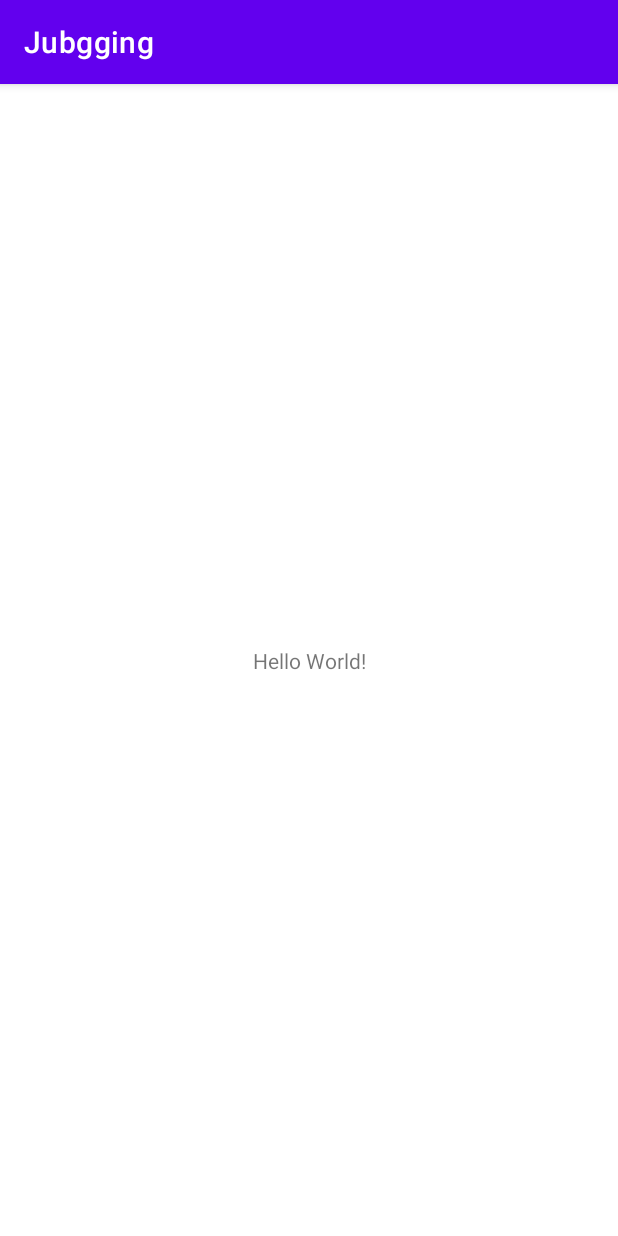
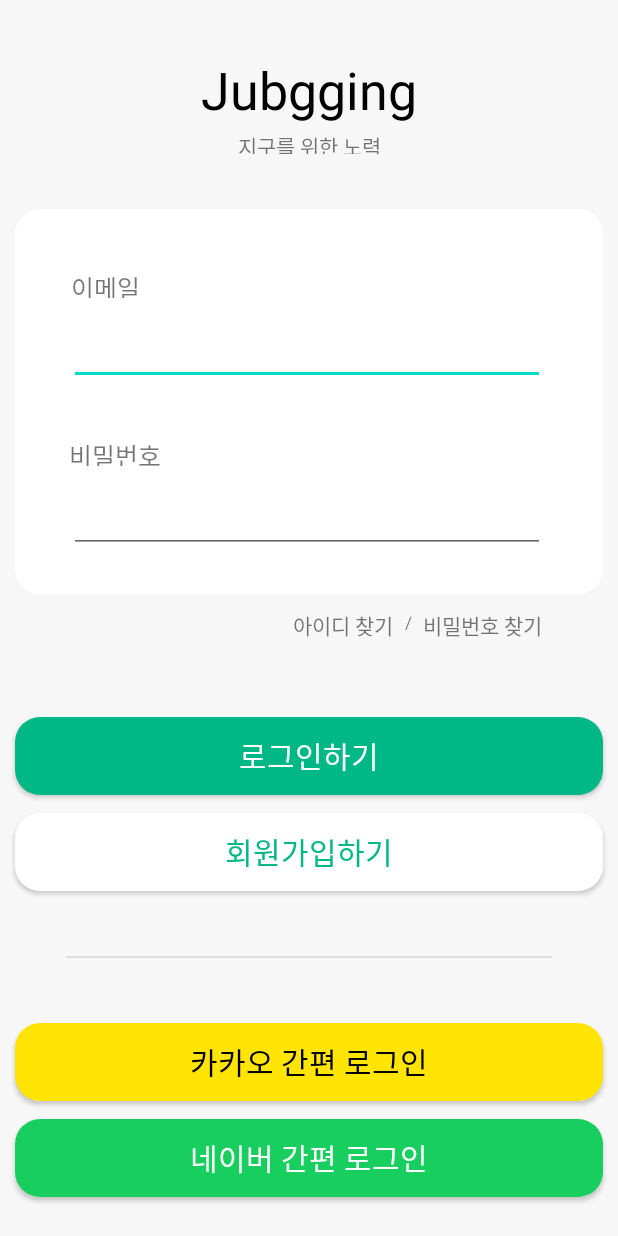
Before and after one commit to To-be-young/Jubgging_AOS, an Android app: the screen it shows after launch (MainActivity before the commit, LoginActivity after it), on a phone screen of 412 x 824 dp. Run offline under Robolectric (Android 15) with nearby library versions, the phone set to English and light mode, and no system bars.

Commit message:
로그인 화면 UI

```diff
--- a/Jubgging/app/src/main/AndroidManifest.xml
+++ b/Jubgging/app/src/main/AndroidManifest.xml
@@ -10,7 +10,7 @@
         android:supportsRtl="true"
         android:theme="@style/Theme.Jubgging">
         <activity
-            android:name=".MainActivity"
+            android:name=".LoginActivity"
             android:exported="true">
             <intent-filter>
                 <action android:name="android.intent.action.MAIN" />
@@ -18,6 +18,10 @@
                 <category android:name="android.intent.category.LAUNCHER" />
             </intent-filter>
         </activity>
+        <activity
+            android:name=".MainActivity"
+            android:exported="true">
+        </activity>
     </application>
 
 </manifest>
--- /dev/null
+++ b/Jubgging/app/src/main/java/com/example/jubgging/LoginActivity.kt
@@ -0,0 +1,11 @@
+package com.example.jubgging
+
+import androidx.appcompat.app.AppCompatActivity
+import android.os.Bundle
+
+class LoginActivity : AppCompatActivity() {
+    override fun onCreate(savedInstanceState: Bundle?) {
+        super.onCreate(savedInstanceState)
+        setContentView(R.layout.activity_login)
+    }
+}
--- /dev/null
+++ b/Jubgging/app/src/main/res/drawable/login_kakao_login_btn.xml
@@ -0,0 +1,9 @@
+<?xml version="1.0" encoding="utf-8"?>
+<shape xmlns:android="http://schemas.android.com/apk/res/android"
+    android:shape="rectangle" >
+    <solid android:color="#ffe404"/>
+    <corners android:bottomRightRadius="16.7dp"
+        android:bottomLeftRadius="16.7dp"
+        android:topLeftRadius="16.7dp"
+        android:topRightRadius="16.7dp"/>
+</shape>
--- /dev/null
+++ b/Jubgging/app/src/main/res/drawable/login_layount_shape.xml
@@ -0,0 +1,9 @@
+<?xml version="1.0" encoding="utf-8"?>
+<shape xmlns:android="http://schemas.android.com/apk/res/android"
+    android:shape="rectangle" >
+    <solid android:color="#ffffff"/>
+    <corners android:bottomRightRadius="16.7dp"
+        android:bottomLeftRadius="16.7dp"
+        android:topLeftRadius="16.7dp"
+        android:topRightRadius="16.7dp"/>
+</shape>
--- /dev/null
+++ b/Jubgging/app/src/main/res/drawable/login_login_btn_shape.xml
@@ -0,0 +1,9 @@
+<?xml version="1.0" encoding="utf-8"?>
+<shape xmlns:android="http://schemas.android.com/apk/res/android"
+    android:shape="rectangle" >
+    <solid android:color="@color/green_blue"/>
+    <corners android:bottomRightRadius="16.7dp"
+        android:bottomLeftRadius="16.7dp"
+        android:topLeftRadius="16.7dp"
+        android:topRightRadius="16.7dp"/>
+</shape>
--- /dev/null
+++ b/Jubgging/app/src/main/res/drawable/login_naver_login_btn.xml
@@ -0,0 +1,10 @@
+<?xml version="1.0" encoding="utf-8"?>
+<shape xmlns:android="http://schemas.android.com/apk/res/android"
+    android:shape="rectangle">
+    <solid android:color="#18ce5f" />
+    <corners
+        android:bottomLeftRadius="16.7dp"
+        android:bottomRightRadius="16.7dp"
+        android:topLeftRadius="16.7dp"
+        android:topRightRadius="16.7dp" />
+</shape>
--- /dev/null
+++ b/Jubgging/app/src/main/res/layout/activity_login.xml
@@ -0,0 +1,196 @@
+<?xml version="1.0" encoding="utf-8"?>
+<androidx.constraintlayout.widget.ConstraintLayout xmlns:android="http://schemas.android.com/apk/res/android"
+    xmlns:app="http://schemas.android.com/apk/res-auto"
+    xmlns:tools="http://schemas.android.com/tools"
+    android:layout_width="match_parent"
+    android:layout_height="match_parent"
+    android:background="@color/light_grey"
+    tools:context=".LoginActivity">
+
+
+    <TextView
+        android:id="@+id/login_title_txt"
+        android:layout_width="wrap_content"
+        android:layout_height="wrap_content"
+        android:layout_marginTop="36.7dp"
+        android:text="@string/login_title"
+        android:textColor="#000000"
+        android:textSize="34.7sp"
+        android:textStyle="normal"
+        app:layout_constraintEnd_toEndOf="parent"
+        app:layout_constraintStart_toStartOf="parent"
+        app:layout_constraintTop_toTopOf="parent" />
+
+    <TextView
+        android:id="@+id/login_sub_title_txt"
+        android:layout_width="110dp"
+        android:layout_height="16.3dp"
+        android:layout_marginTop="3.3dp"
+        android:fontFamily="@font/nanumgothic_regular"
+        android:text="@string/login_subtitle"
+        android:textAlignment="center"
+        android:textSize="14sp"
+        app:layout_constraintEnd_toEndOf="parent"
+        app:layout_constraintStart_toStartOf="parent"
+        app:layout_constraintTop_toBottomOf="@+id/login_title_txt" />
+
+    <androidx.constraintlayout.widget.ConstraintLayout
+        android:id="@+id/login_login_view"
+        android:layout_width="391.7dp"
+        android:layout_height="256.7dp"
+        android:layout_marginTop="36.7dp"
+        app:layout_constraintEnd_toEndOf="parent"
+        app:layout_constraintStart_toStartOf="parent"
+        android:background="@drawable/login_layount_shape"
+        app:layout_constraintTop_toBottomOf="@+id/login_sub_title_txt">
+
+        <TextView
+            android:id="@+id/login_loginEmail_txt"
+            android:layout_width="47dp"
+            android:layout_height="19dp"
+            android:layout_marginLeft="37.1dp"
+            android:layout_marginTop="40dp"
+            android:fontFamily="@font/nanumgothic_regular"
+            android:text="@string/login_email_txt"
+            android:textSize="16.7sp"
+            app:layout_constraintStart_toStartOf="parent"
+            app:layout_constraintTop_toTopOf="parent" />
+
+        <EditText
+            android:id="@+id/login_login_Email_ed"
+            android:layout_width="317dp"
+            android:layout_height="wrap_content"
+            android:layout_marginStart="36dp"
+            android:layout_marginTop="72dp"
+            android:hint=""
+            app:layout_constraintStart_toStartOf="parent"
+            app:layout_constraintTop_toTopOf="parent" />
+
+        <TextView
+            android:id="@+id/login_login_Password_txt"
+            android:layout_width="65dp"
+            android:layout_height="19dp"
+            android:layout_marginStart="36dp"
+            android:layout_marginTop="152dp"
+            android:fontFamily="@font/nanumgothic_regular"
+            android:text="@string/login_password_txt"
+            android:textSize="16.7sp"
+            app:layout_constraintStart_toStartOf="parent"
+            app:layout_constraintTop_toTopOf="parent" />
+
+        <EditText
+            android:id="@+id/login_login_Password_ed"
+            android:layout_width="317dp"
+            android:layout_height="wrap_content"
+            android:layout_marginStart="36dp"
+            android:layout_marginTop="184dp"
+            android:hint=""
+            app:layout_constraintStart_toStartOf="parent"
+            app:layout_constraintTop_toTopOf="parent" />
+
+    </androidx.constraintlayout.widget.ConstraintLayout>
+
+    <TextView
+        android:id="@+id/login_findID_txt"
+        android:layout_width="wrap_content"
+        android:layout_height="wrap_content"
+        android:layout_marginTop="10.3dp"
+        android:layout_marginRight="8.1dp"
+        android:text="@string/login_findID"
+        android:textSize="14sp"
+        app:layout_constraintEnd_toStartOf="@+id/login_slash_txt"
+        app:layout_constraintTop_toBottomOf="@+id/login_login_view" />
+
+    <TextView
+        android:id="@+id/login_slash_txt"
+        android:layout_width="wrap_content"
+        android:layout_height="wrap_content"
+        android:layout_marginTop="11.4dp"
+        android:layout_marginRight="7.3dp"
+        android:text="/"
+        android:textSize="11.3sp"
+        app:layout_constraintEnd_toStartOf="@+id/login_findPW_txt"
+        app:layout_constraintTop_toBottomOf="@+id/login_login_view" />
+
+    <TextView
+        android:id="@+id/login_findPW_txt"
+        android:layout_width="wrap_content"
+        android:layout_height="wrap_content"
+        android:layout_marginTop="10.3dp"
+        android:layout_marginRight="50.6dp"
+        android:text="@string/login_findPW"
+        android:textSize="14sp"
+        app:layout_constraintEnd_toEndOf="parent"
+        app:layout_constraintTop_toBottomOf="@+id/login_login_view" />
+
+    <androidx.appcompat.widget.AppCompatButton
+        android:id="@+id/login_login_btn"
+        android:layout_width="391.7dp"
+        android:layout_height="51.7dp"
+        android:background="@drawable/login_login_btn_shape"
+        android:textSize="19.7sp"
+        android:textColor="@color/white"
+        android:fontFamily="@font/nanumgothic_bold"
+        android:text="@string/login_loginbtn"
+        android:layout_marginTop="82.3dp"
+        app:layout_constraintEnd_toEndOf="parent"
+        app:layout_constraintStart_toStartOf="parent"
+        app:layout_constraintTop_toBottomOf="@+id/login_login_view" />
+
+    <androidx.appcompat.widget.AppCompatButton
+        android:id="@+id/login_register_btn"
+        android:layout_width="391.7dp"
+        android:layout_height="51.7dp"
+        android:background="@drawable/login_layount_shape"
+        android:textSize="19.7sp"
+        android:textColor="@color/green_blue"
+        android:fontFamily="@font/nanumgothic_bold"
+        android:text="@string/login_registerbtn"
+        android:layout_marginTop="12dp"
+        app:layout_constraintEnd_toEndOf="parent"
+        app:layout_constraintStart_toStartOf="parent"
+        app:layout_constraintTop_toBottomOf="@+id/login_login_btn" />
+
+    <View
+        android:id="@+id/login_boundary_view"
+        android:layout_width="match_parent"
+        android:layout_height="1dp"
+        android:background="#1A000000"
+        android:layout_marginTop="43.3dp"
+        android:layout_marginLeft="44.1dp"
+        android:layout_marginRight="44.2dp"
+        app:layout_constraintEnd_toEndOf="parent"
+        app:layout_constraintHorizontal_bias="0.5"
+        app:layout_constraintStart_toStartOf="parent"
+        app:layout_constraintTop_toBottomOf="@+id/login_register_btn"/>
+
+    <androidx.appcompat.widget.AppCompatButton
+        android:id="@+id/login_kakao_login_btn"
+        android:layout_width="391.7dp"
+        android:layout_height="51.7dp"
+        android:background="@drawable/login_kakao_login_btn"
+        android:textSize="19.7sp"
+        android:textColor="#000000"
+        android:fontFamily="@font/nanumgothic_bold"
+        android:text="@string/login_kakao_login"
+        android:layout_marginTop="43.3dp"
+        app:layout_constraintEnd_toEndOf="parent"
+        app:layout_constraintStart_toStartOf="parent"
+        app:layout_constraintTop_toBottomOf="@+id/login_boundary_view" />
+
+    <androidx.appcompat.widget.AppCompatButton
+        android:id="@+id/login_naver_login_btn"
+        android:layout_width="391.7dp"
+        android:layout_height="51.7dp"
+        android:background="@drawable/login_naver_login_btn"
+        android:textSize="19.7sp"
+        android:textColor="#ffffff"
+        android:fontFamily="@font/nanumgothic_bold"
+        android:text="@string/login_naver_login"
+        android:layout_marginTop="12dp"
+        app:layout_constraintEnd_toEndOf="parent"
+        app:layout_constraintStart_toStartOf="parent"
+        app:layout_constraintTop_toBottomOf="@+id/login_kakao_login_btn" />
+
+
+</androidx.constraintlayout.widget.ConstraintLayout>
--- a/Jubgging/app/src/main/res/layout/activity_main.xml
+++ b/Jubgging/app/src/main/res/layout/activity_main.xml
@@ -6,13 +6,37 @@
     android:layout_height="match_parent"
     tools:context=".MainActivity">
 
+    <androidx.constraintlayout.widget.ConstraintLayout
+        android:layout_width="1440px"
+        android:layout_height="2930px"
+        app:layout_constraintEnd_toEndOf="parent"
+        android:background="@color/black"
+        app:layout_constraintTop_toTopOf="parent" >
+
+        <TextView
+            android:layout_width="wrap_content"
+            android:layout_height="wrap_content"
+            android:text="center"
+            android:textAlignment="center"
+            android:textColor="@color/white"
+            android:textSize="25sp"
+            app:layout_constraintBottom_toBottomOf="parent"
+            app:layout_constraintEnd_toEndOf="parent"
+            app:layout_constraintStart_toStartOf="parent"
+            app:layout_constraintTop_toTopOf="parent" />
+    </androidx.constraintlayout.widget.ConstraintLayout>
+
+
     <TextView
         android:layout_width="wrap_content"
         android:layout_height="wrap_content"
-        android:text="Hello World!"
+        android:text="center"
+        android:textColor="@color/white"
+        android:textSize="25sp"
         app:layout_constraintBottom_toBottomOf="parent"
-        app:layout_constraintLeft_toLeftOf="parent"
-        app:layout_constraintRight_toRightOf="parent"
+        app:layout_constraintEnd_toEndOf="parent"
+        app:layout_constraintStart_toStartOf="parent"
         app:layout_constraintTop_toTopOf="parent" />
 
+
 </androidx.constraintlayout.widget.ConstraintLayout>
--- a/Jubgging/app/src/main/res/values-xxhdpi/dimens.xml
+++ b/Jubgging/app/src/main/res/values-xxhdpi/dimens.xml
@@ -1,2 +1,7 @@
 <?xml version="1.0" encoding="utf-8"?>
-<resources></resources>
+<resources>
+    <dimen name="right">44.1dp</dimen>
+    <dimen name="left">44.2dp</dimen>
+    <dimen name="up">128dp</dimen>
+    <dimen name="down">570dp</dimen>
+</resources>
--- a/Jubgging/app/src/main/res/values/colors.xml
+++ b/Jubgging/app/src/main/res/values/colors.xml
@@ -7,4 +7,6 @@
     <color name="teal_700">#FF018786</color>
     <color name="black">#FF000000</color>
     <color name="white">#FFFFFFFF</color>
+    <color name="light_grey">#f7f7f7</color>
+    <color name="green_blue">#00b786</color>
 </resources>
--- a/Jubgging/app/src/main/res/values/strings.xml
+++ b/Jubgging/app/src/main/res/values/strings.xml
@@ -1,3 +1,13 @@
 <resources>
     <string name="app_name">Jubgging</string>
+    <string name="login_subtitle">지구를 위한 노력</string>
+    <string name="login_title">Jubgging</string>
+    <string name="login_email_txt">이메일</string>
+    <string name="login_password_txt">비밀번호</string>
+    <string name="login_findID">아이디 찾기</string>
+    <string name="login_findPW">비밀번호 찾기</string>
+    <string name="login_loginbtn">로그인하기</string>
+    <string name="login_registerbtn">회원가입하기</string>
+    <string name="login_kakao_login">카카오 간편 로그인</string>
+    <string name="login_naver_login">네이버 간편 로그인</string>
 </resources>
--- a/Jubgging/app/src/main/res/values/themes.xml
+++ b/Jubgging/app/src/main/res/values/themes.xml
@@ -1,6 +1,6 @@
 <resources xmlns:tools="http://schemas.android.com/tools">
     <!-- Base application theme. -->
-    <style name="Theme.Jubgging" parent="Theme.MaterialComponents.DayNight.DarkActionBar">
+    <style name="Theme.Jubgging" parent="Theme.MaterialComponents.DayNight.NoActionBar">
         <!-- Primary brand color. -->
         <item name="colorPrimary">@color/purple_500</item>
         <item name="colorPrimaryVariant">@color/purple_700</item>
```
Also changed, not shown: 2 other files.
